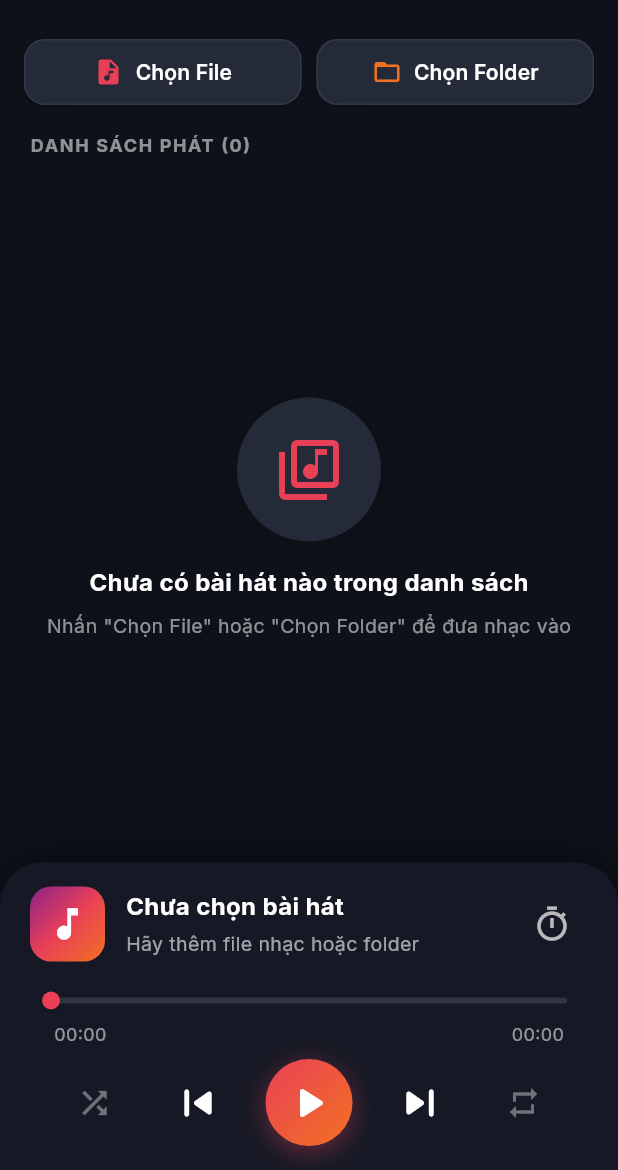
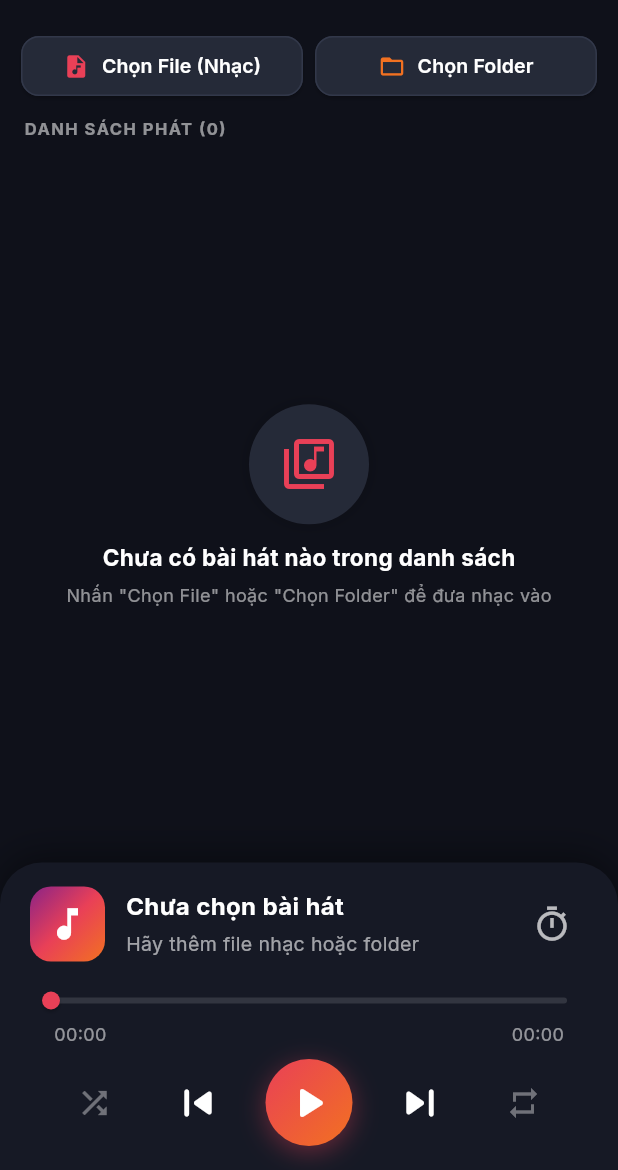
Before and after one commit to pmduc97/node24_repo, a Flutter app: the screen it shows after launch, on a phone screen of 412 x 824 dp, the part 66-1236 px from its top. Run offline on Flutter 3.47's test engine with Material 3 defaults, Android fonts, the phone set to English and light mode, and no system bars; our stand-ins replace audio_service, file_picker, google_fonts, just_audio, open_filex, permission_handler; network calls fail.

Commit message:
style: compact playlist row layout to display more songs on screen

```diff
--- a/lib/widgets/playlist_view.dart
+++ b/lib/widgets/playlist_view.dart
@@ -16,7 +16,7 @@ class PlaylistView extends StatelessWidget {
       children: [
         // Action buttons: Pick Files & Pick Folder
         Padding(
-          padding: const EdgeInsets.symmetric(horizontal: 16, vertical: 12),
+          padding: const EdgeInsets.symmetric(horizontal: 14, vertical: 8),
           child: Row(
             children: [
               Expanded(
@@ -24,25 +24,25 @@ class PlaylistView extends StatelessWidget {
                   style: ElevatedButton.styleFrom(
                     backgroundColor: const Color(0xFF252A38),
                     foregroundColor: Colors.white,
-                    padding: const EdgeInsets.symmetric(vertical: 12),
+                    padding: const EdgeInsets.symmetric(vertical: 10),
                     shape: RoundedRectangleBorder(
-                      borderRadius: BorderRadius.circular(14),
+                      borderRadius: BorderRadius.circular(12),
                       side: const BorderSide(color: Color(0xFF32384A)),
                     ),
                   ),
                   icon: isScanning
                       ? const SizedBox(
-                          width: 18,
-                          height: 18,
+                          width: 16,
+                          height: 16,
                           child: CircularProgressIndicator(
                             strokeWidth: 2,
                             color: Color(0xFFE94057),
                           ),
                         )
-                      : const Icon(Icons.audio_file, color: Color(0xFFE94057), size: 20),
+                      : const Icon(Icons.audio_file, color: Color(0xFFE94057), size: 18),
                   label: Text(
-                    isScanning ? 'Đang quét...' : 'Chọn File',
-                    style: const TextStyle(fontWeight: FontWeight.w600),
+                    isScanning ? 'Đang quét...' : 'Chọn File (Nhạc)',
+                    style: const TextStyle(fontWeight: FontWeight.w600, fontSize: 13),
                   ),
                   onPressed: isScanning
                       ? null
@@ -59,31 +59,31 @@ class PlaylistView extends StatelessWidget {
                         },
                 ),
               ),
-              const SizedBox(width: 10),
+              const SizedBox(width: 8),
               Expanded(
                 child: ElevatedButton.icon(
                   style: ElevatedButton.styleFrom(
                     backgroundColor: const Color(0xFF252A38),
                     foregroundColor: Colors.white,
-                    padding: const EdgeInsets.symmetric(vertical: 12),
+                    padding: const EdgeInsets.symmetric(vertical: 10),
                     shape: RoundedRectangleBorder(
-                      borderRadius: BorderRadius.circular(14),
+                      borderRadius: BorderRadius.circular(12),
                       side: const BorderSide(color: Color(0xFF32384A)),
                     ),
                   ),
                   icon: isScanning
                       ? const SizedBox(
-                          width: 18,
-                          height: 18,
+                          width: 16,
+                          height: 16,
                           child: CircularProgressIndicator(
                             strokeWidth: 2,
                             color: Color(0xFFF27121),
                           ),
                         )
-                      : const Icon(Icons.folder_open, color: Color(0xFFF27121), size: 20),
+                      : const Icon(Icons.folder_open, color: Color(0xFFF27121), size: 18),
                   label: Text(
                     isScanning ? 'Đang quét...' : 'Chọn Folder',
-                    style: const TextStyle(fontWeight: FontWeight.w600),
+                    style: const TextStyle(fontWeight: FontWeight.w600, fontSize: 13),
                   ),
                   onPressed: isScanning
                       ? null
@@ -101,10 +101,12 @@ class PlaylistView extends StatelessWidget {
                 ),
               ),
               if (playlist.isNotEmpty) ...[
-                const SizedBox(width: 8),
+                const SizedBox(width: 4),
                 IconButton(
-                  icon: const Icon(Icons.delete_sweep, color: Colors.white54),
+                  icon: const Icon(Icons.delete_sweep, color: Colors.white54, size: 22),
                   tooltip: 'Xóa toàn bộ danh sách',
+                  constraints: const BoxConstraints(),
+                  padding: const EdgeInsets.all(8),
                   onPressed: isScanning ? null : () => playerService.clearPlaylist(),
                 ),
               ],
@@ -115,7 +117,7 @@ class PlaylistView extends StatelessWidget {
         // Non-blocking scanning progress line
         if (isScanning)
           const Padding(
-            padding: EdgeInsets.symmetric(horizontal: 16),
+            padding: EdgeInsets.symmetric(horizontal: 14),
             child: LinearProgressIndicator(
               backgroundColor: Color(0xFF1E222D),
               color: Color(0xFFE94057),
@@ -125,7 +127,7 @@ class PlaylistView extends StatelessWidget {
 
         // Playlist counter info
         Padding(
-          padding: const EdgeInsets.symmetric(horizontal: 20, vertical: 4),
+          padding: const EdgeInsets.symmetric(horizontal: 16, vertical: 2),
           child: Row(
             mainAxisAlignment: MainAxisAlignment.spaceBetween,
             children: [
@@ -133,23 +135,23 @@ class PlaylistView extends StatelessWidget {
                 'DANH SÁCH PHÁT (${playlist.length})',
                 style: const TextStyle(
                   color: Colors.white54,
-                  fontSize: 12,
+                  fontSize: 11,
                   fontWeight: FontWeight.bold,
-                  letterSpacing: 1.1,
+                  letterSpacing: 1.0,
                 ),
               ),
               if (playlist.isNotEmpty)
                 const Text(
                   'Kéo thả để sắp xếp',
-                  style: TextStyle(color: Colors.white38, fontSize: 11),
+                  style: TextStyle(color: Colors.white38, fontSize: 10),
                 ),
             ],
           ),
         ),
 
-        const SizedBox(height: 8),
+        const SizedBox(height: 4),
 
-        // Playlist List View or Empty State
+        // Compact Playlist List View
         Expanded(
           child: playlist.isEmpty
               ? Center(
@@ -157,42 +159,42 @@ class PlaylistView extends StatelessWidget {
                     mainAxisAlignment: MainAxisAlignment.center,
                     children: [
                       Container(
-                        padding: const EdgeInsets.all(24),
+                        padding: const EdgeInsets.all(20),
                         decoration: BoxDecoration(
                           color: const Color(0xFF252A38),
                           shape: BoxShape.circle,
                           boxShadow: [
                             BoxShadow(
                               color: Colors.black.withOpacity(0.2),
-                              blurRadius: 10,
+                              blurRadius: 8,
                             ),
                           ],
                         ),
                         child: const Icon(
                           Icons.library_music_outlined,
-                          size: 48,
+                          size: 40,
                           color: Color(0xFFE94057),
                         ),
                       ),
-                      const SizedBox(height: 16),
+                      const SizedBox(height: 12),
                       const Text(
                         'Chưa có bài hát nào trong danh sách',
                         style: TextStyle(
                           color: Colors.white,
-                          fontSize: 16,
+                          fontSize: 15,
                           fontWeight: FontWeight.bold,
                         ),
                       ),
-                      const SizedBox(height: 8),
+                      const SizedBox(height: 6),
                       const Text(
                         'Nhấn "Chọn File" hoặc "Chọn Folder" để đưa nhạc vào',
-                        style: TextStyle(color: Colors.white54, fontSize: 13),
+                        style: TextStyle(color: Colors.white54, fontSize: 12),
                       ),
                     ],
                   ),
                 )
               : ReorderableListView.builder(
-                  padding: const EdgeInsets.only(bottom: 20, left: 12, right: 12),
+                  padding: const EdgeInsets.only(bottom: 12, left: 10, right: 10),
                   itemCount: playlist.length,
                   onReorder: playerService.reorderPlaylist,
                   itemBuilder: (context, index) {
@@ -201,32 +203,36 @@ class PlaylistView extends StatelessWidget {
 
                     return Container(
                       key: ValueKey(song.id),
-                      margin: const EdgeInsets.symmetric(vertical: 4),
+                      margin: const EdgeInsets.symmetric(vertical: 2),
                       decoration: BoxDecoration(
                         color: isPlayingSong
-                            ? const Color(0xFFE94057).withOpacity(0.15)
-                            : const Color(0xFF1E222D),
-                        borderRadius: BorderRadius.circular(14),
+                            ? const Color(0xFFE94057).withOpacity(0.18)
+                            : const Color(0xFF1B1E29),
+                        borderRadius: BorderRadius.circular(10),
                         border: Border.all(
                           color: isPlayingSong
-                              ? const Color(0xFFE94057).withOpacity(0.5)
-                              : Colors.transparent,
+                              ? const Color(0xFFE94057).withOpacity(0.6)
+                              : Colors.white.withOpacity(0.04),
+                          width: 1,
                         ),
                       ),
                       child: ListTile(
+                        dense: true,
+                        visualDensity: VisualDensity.compact,
+                        contentPadding: const EdgeInsets.symmetric(horizontal: 10, vertical: 0),
                         leading: Container(
-                          width: 40,
-                          height: 40,
+                          width: 32,
+                          height: 32,
                           decoration: BoxDecoration(
                             color: isPlayingSong
                                 ? const Color(0xFFE94057)
-                                : const Color(0xFF2A2E3D),
-                            borderRadius: BorderRadius.circular(10),
+                                : const Color(0xFF282C3A),
+                            borderRadius: BorderRadius.circular(8),
                           ),
                           child: Icon(
                             isPlayingSong ? Icons.equalizer : Icons.music_note,
                             color: isPlayingSong ? Colors.white : Colors.white54,
-                            size: 20,
+                            size: 16,
                           ),
                         ),
                         title: Text(
@@ -234,9 +240,9 @@ class PlaylistView extends StatelessWidget {
                           maxLines: 1,
                           overflow: TextOverflow.ellipsis,
                           style: TextStyle(
-                            color: isPlayingSong ? const Color(0xFFE94057) : Colors.white,
-                            fontWeight: isPlayingSong ? FontWeight.bold : FontWeight.normal,
-                            fontSize: 14,
+                            color: isPlayingSong ? const Color(0xFFE94057) : Colors.white90,
+                            fontWeight: isPlayingSong ? FontWeight.bold : FontWeight.w500,
+                            fontSize: 13,
                           ),
                         ),
                         subtitle: Text(
@@ -245,17 +251,22 @@ class PlaylistView extends StatelessWidget {
                           overflow: TextOverflow.ellipsis,
                           style: TextStyle(
                             color: isPlayingSong ? Colors.white70 : Colors.white38,
-                            fontSize: 12,
+                            fontSize: 11,
                           ),
                         ),
                         trailing: Row(
                           mainAxisSize: MainAxisSize.min,
                           children: [
-                            IconButton(
-                              icon: const Icon(Icons.close, color: Colors.white30, size: 18),
-                              onPressed: () => playerService.removeSong(index),
+                            InkWell(
+                              borderRadius: BorderRadius.circular(12),
+                              onTap: () => playerService.removeSong(index),
+                              child: const Padding(
+                                padding: EdgeInsets.all(6.0),
+                                child: Icon(Icons.close, color: Colors.white30, size: 16),
+                              ),
                             ),
-                            const Icon(Icons.drag_handle, color: Colors.white24, size: 20),
+                            const SizedBox(width: 4),
+                            const Icon(Icons.drag_handle, color: Colors.white24, size: 18),
                           ],
                         ),
                         onTap: () => playerService.playAtIndex(index),
```
